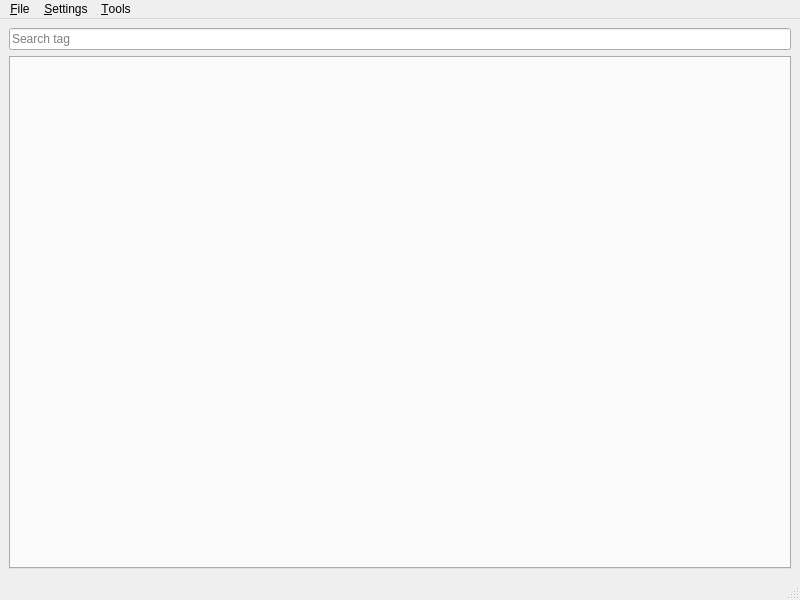
The window that gui/MainWindow.ui (jawsper/mscedit) describes before a commit, drawn with Qt 5.
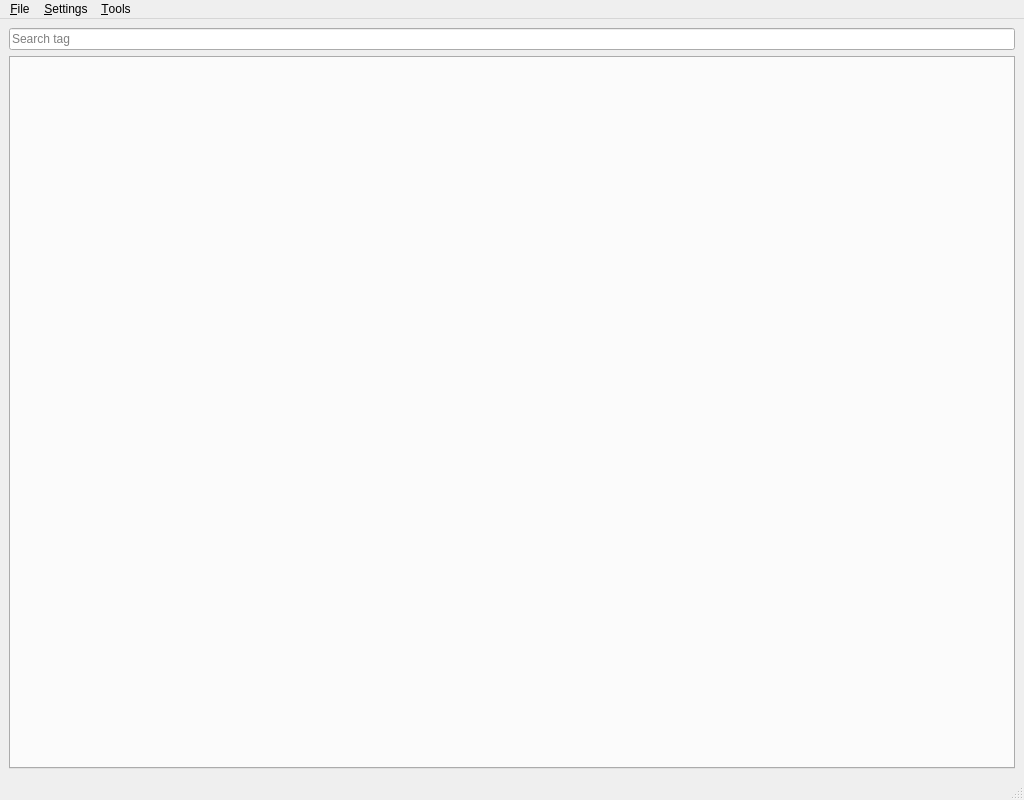
The same window after the commit.

Commit message: feat(gui): make MainWindow a little bigger, update the title

The edit to the form file:
```diff
--- a/gui/MainWindow.ui
+++ b/gui/MainWindow.ui
@@ -6,8 +6,8 @@
    <rect>
     <x>0</x>
     <y>0</y>
-    <width>800</width>
-    <height>600</height>
+    <width>1024</width>
+    <height>800</height>
    </rect>
   </property>
   <property name="windowTitle">
@@ -41,7 +41,7 @@
      <x>0</x>
      <y>0</y>
      <width>800</width>
-     <height>19</height>
+     <height>22</height>
     </rect>
    </property>
    <widget class="QMenu" name="menu_File">
```
Left out of the diff: 2 changed lines with no effect on the pictures.
